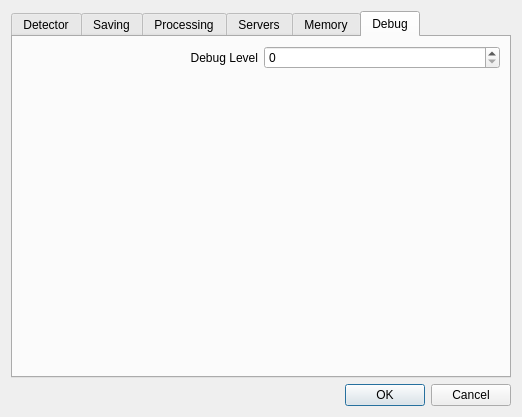
The window that source/qxrdpreferencesdialog.ui (guyjennings/qxrd) describes before a commit, drawn with Qt 5.
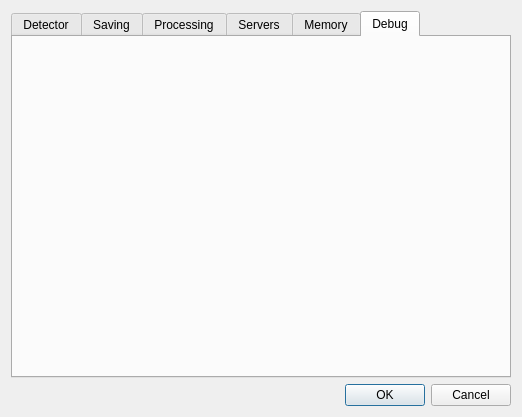
The same window after the commit. The open tabs and pages were chosen to show the change.

Commit message: Added individual check boxes for debug settings

Patch:
```diff
--- a/source/qxrdpreferencesdialog.ui
+++ b/source/qxrdpreferencesdialog.ui
@@ -458,20 +458,7 @@
        <string>Debug</string>
       </attribute>
       <layout class="QGridLayout" name="gridLayout">
-       <item row="0" column="0">
-        <widget class="QLabel" name="label_3">
-         <property name="text">
-          <string>Debug Level</string>
-         </property>
-         <property name="alignment">
-          <set>Qt::AlignRight|Qt::AlignTrailing|Qt::AlignVCenter</set>
-         </property>
-        </widget>
-       </item>
-       <item row="0" column="1">
-        <widget class="QSpinBox" name="m_DebugLevelSpinBox"/>
-       </item>
-       <item row="2" column="0" colspan="2">
+       <item row="1" column="0" colspan="2">
         <spacer name="verticalSpacer">
          <property name="orientation">
           <enum>Qt::Vertical</enum>
```
Left out of the diff: 2 changed lines with no effect on the pictures. The commit also changes 4 other files.
